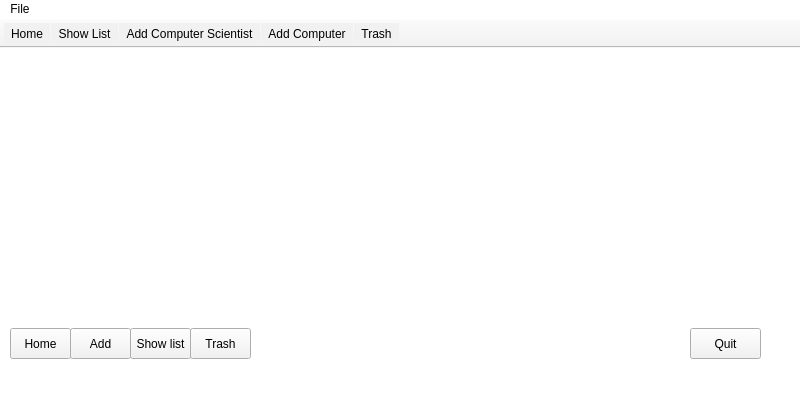
Before: the Qt Designer form Hopur21Verkefni/MyComputerScienceList/ui/mainwindow.ui in Hopur21/Hopur21, drawn with Qt 5.
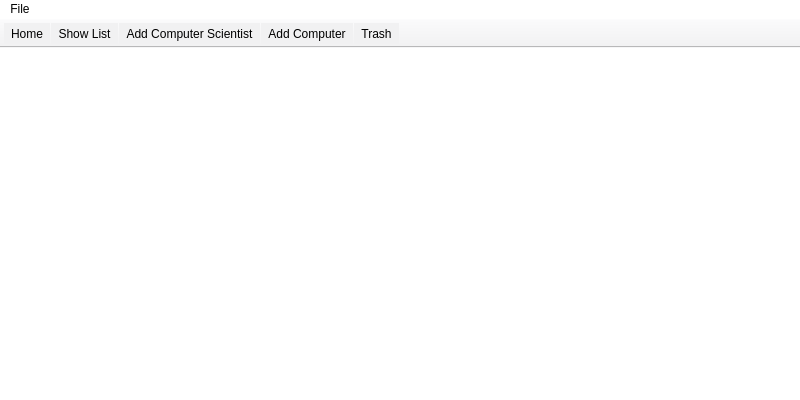
After: the same form once the commit is applied. Icons and pictures are not drawn.

Commit message: quit button removed

The edit to the form file:
```diff
--- a/Hopur21Verkefni/MyComputerScienceList/ui/mainwindow.ui
+++ b/Hopur21Verkefni/MyComputerScienceList/ui/mainwindow.ui
@@ -33,33 +33,6 @@
    <string notr="true">background-color: rgb(255, 255, 255);</string>
   </property>
   <widget class="QWidget" name="centralWidget">
-   <widget class="QPushButton" name="button_quitProgram">
-    <property name="geometry">
-     <rect>
-      <x>690</x>
-      <y>280</y>
-      <width>71</width>
-      <height>31</height>
-     </rect>
-    </property>
-    <property name="accessibleName">
-     <string/>
-    </property>
-    <property name="layoutDirection">
-     <enum>Qt::LeftToRight</enum>
-    </property>
-    <property name="styleSheet">
-     <string notr="true">font: 8pt &quot;Calibri&quot;;
-background-color: rgb(241, 241, 242);
-</string>
-    </property>
-    <property name="text">
-     <string>Quit</string>
-    </property>
-    <property name="flat">
-     <bool>false</bool>
-    </property>
-   </widget>
    <widget class="QWidget" name="widget" native="true">
     <property name="geometry">
      <rect>
@@ -89,79 +62,6 @@
      <bool>true</bool>
     </property>
    </widget>
-   <widget class="QPushButton" name="pushButton_add">
-    <property name="geometry">
-     <rect>
-      <x>70</x>
-      <y>280</y>
-      <width>61</width>
-      <height>31</height>
-     </rect>
-    </property>
-    <property name="styleSheet">
-     <string notr="true">background-color: rgb(241, 241, 242);
-font: 8pt &quot;Calibri&quot;;
-</string>
-    </property>
-    <property name="text">
-     <string>Add</string>
-    </property>
-   </widget>
-   <widget class="QPushButton" name="pushButton_home">
-    <property name="geometry">
-     <rect>
-      <x>10</x>
-      <y>280</y>
-      <width>61</width>
-      <height>31</height>
-     </rect>
-    </property>
-    <property name="styleSheet">
-     <string notr="true">background-color: rgb(241, 241, 242);
-border-color: rgb(221, 221, 222);
-font: 8pt &quot;Calibri&quot;;
-</string>
-    </property>
-    <property name="text">
-     <string>Home</string>
-    </property>
-   </widget>
-   <widget class="QPushButton" name="pushButton_show_list">
-    <property name="geometry">
-     <rect>
-      <x>130</x>
-      <y>280</y>
-      <width>61</width>
-      <height>31</height>
-     </rect>
-    </property>
-    <property name="styleSheet">
-     <string notr="true">background-color: rgb(241, 241, 242);
-font: 8pt &quot;Calibri&quot;;
-</string>
-    </property>
-    <property name="text">
-     <string>Show list</string>
-    </property>
-   </widget>
-   <widget class="QPushButton" name="pushButton_trash">
-    <property name="geometry">
-     <rect>
-      <x>190</x>
-      <y>280</y>
-      <width>61</width>
-      <height>31</height>
-     </rect>
-    </property>
-    <property name="styleSheet">
-     <string notr="true">background-color: rgb(241, 241, 242);
-font: 8pt &quot;Calibri&quot;;
-</string>
-    </property>
-    <property name="text">
-     <string>Trash</string>
-    </property>
-   </widget>
   </widget>
   <widget class="QMenuBar" name="menuBar">
    <property name="geometry">
```
Left out of the diff: 7 changed lines with no effect on the pictures.
